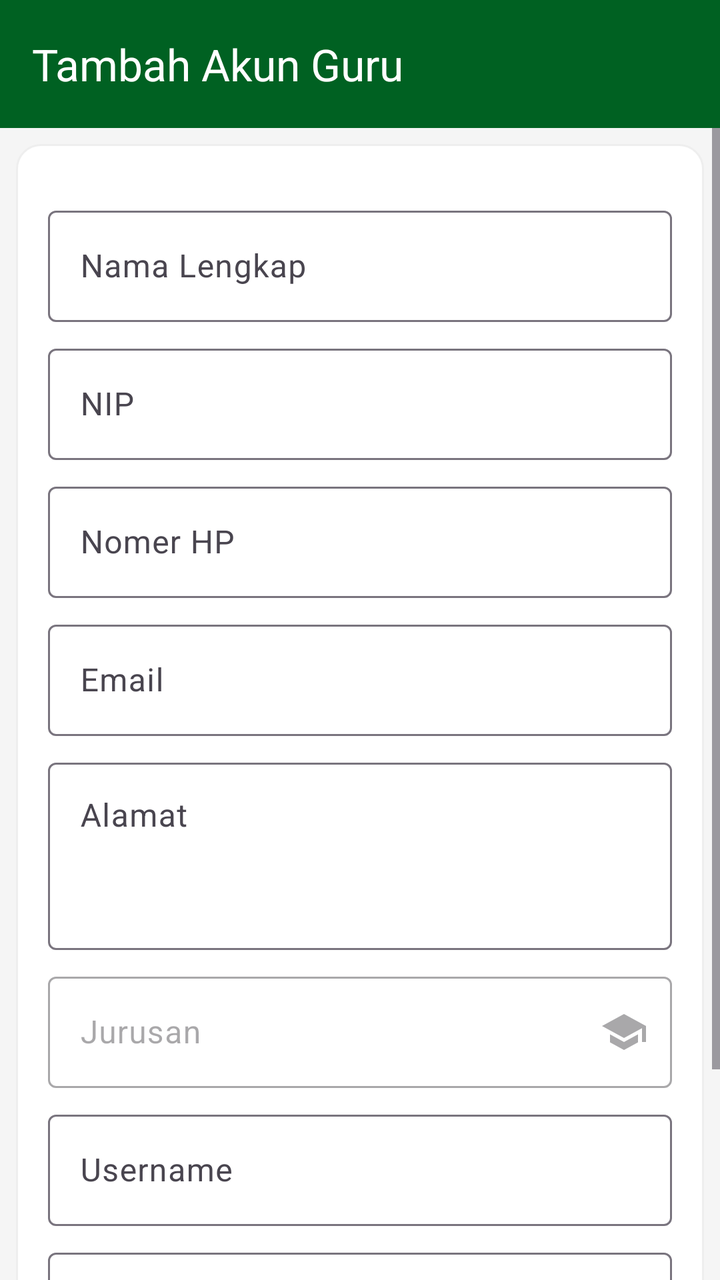
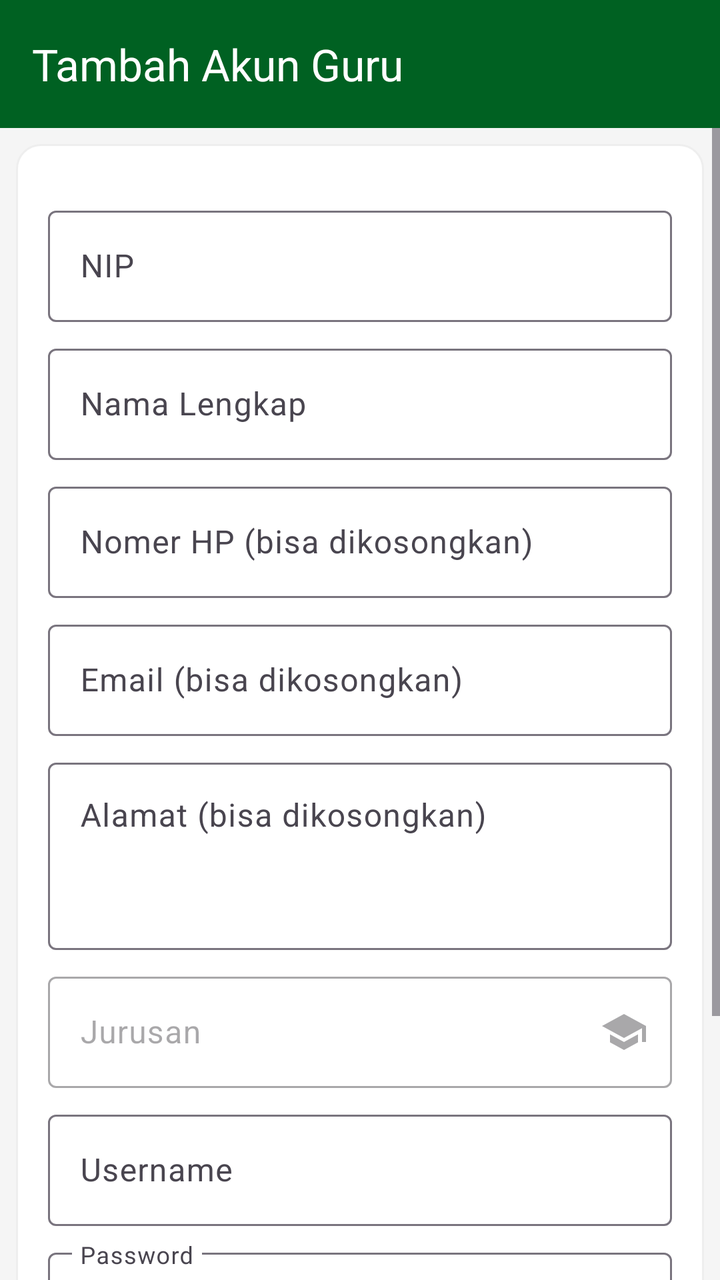

An Android layout rendered at two revisions. The XML below is the earlier revision; the diff shows what the commit changed to produce the second picture.
<!-- AndroidManifest.xml: application theme Theme.OrionAPP -->
<!-- res/layout/activity_tambah_akun_guru.xml -->
<?xml version="1.0" encoding="utf-8"?>
<FrameLayout xmlns:android="http://schemas.android.com/apk/res/android"
    xmlns:app="http://schemas.android.com/apk/res-auto"
    xmlns:tools="http://schemas.android.com/tools"
    android:id="@+id/main"
    android:layout_width="match_parent"
    android:layout_height="match_parent"
    android:background="@color/background"
    tools:context=".activity.TambahAkunGuruActivity">

    <LinearLayout
        android:layout_width="match_parent"
        android:layout_height="match_parent"
        android:orientation="vertical">

        <com.google.android.material.appbar.AppBarLayout
            android:layout_width="match_parent"
            android:layout_height="?attr/actionBarSize"
            android:background="@color/primary">

            <com.google.android.material.appbar.MaterialToolbar
                android:id="@+id/toolbar"
                android:layout_width="match_parent"
                android:layout_height="match_parent"
                android:elevation="4dp"
                android:theme="@style/ThemeOverlay.Material3.ActionBar"
                app:navigationIconTint="@color/white"
                app:title="Tambah Akun Guru"
                app:titleTextColor="@color/white" />
        </com.google.android.material.appbar.AppBarLayout>

        <ScrollView
            android:layout_width="match_parent"
            android:layout_height="wrap_content">

            <LinearLayout
                android:layout_width="match_parent"
                android:layout_height="wrap_content"
                android:orientation="vertical">

                <LinearLayout
                    android:layout_width="match_parent"
                    android:layout_height="wrap_content"
                    android:layout_marginHorizontal="8dp"
                    android:layout_marginVertical="8dp"
                    android:background="@drawable/rounded_outline"
                    android:orientation="vertical">

                    <LinearLayout
                        android:layout_width="match_parent"
                        android:layout_height="wrap_content"
                        android:layout_marginVertical="4dp"
                        android:orientation="vertical"
                        android:padding="16dp">

                        <LinearLayout
                            android:layout_width="match_parent"
                            android:layout_height="wrap_content"
                            android:layout_marginBottom="4dp"
                            android:orientation="vertical">

                            <com.google.android.material.textfield.TextInputLayout
                                android:id="@+id/til_nama"
                                android:layout_width="match_parent"
                                android:layout_height="wrap_content"
                                android:layout_marginTop="8dp">

                                <com.google.android.material.textfield.TextInputEditText
                                    android:id="@+id/et_nama"
                                    android:layout_width="match_parent"
                                    android:layout_height="wrap_content"
                                    android:maxLines="1"
                                    android:singleLine="true"
                                    android:hint="Nama Lengkap" />
                            </com.google.android.material.textfield.TextInputLayout>

                            <com.google.android.material.textfield.TextInputLayout
                                android:id="@+id/til_NIP"
                                android:layout_width="match_parent"
                                android:layout_height="wrap_content"
                                android:layout_marginTop="8dp">

                                <com.google.android.material.textfield.TextInputEditText
                                    android:id="@+id/et_NIP"
                                    android:layout_width="match_parent"
                                    android:layout_height="wrap_content"
                                    android:maxLines="1"
                                    android:singleLine="true"
                                    android:hint="NIP"
                                    android:inputType="none" />
                            </com.google.android.material.textfield.TextInputLayout>

                            <com.google.android.material.textfield.TextInputLayout
                                android:id="@+id/til_nomerHP"
                                android:layout_width="match_parent"
                                android:layout_height="wrap_content"
                                android:layout_marginTop="8dp">

                                <com.google.android.material.textfield.TextInputEditText
                                    android:id="@+id/et_nomerHP"
                                    android:layout_width="match_parent"
                                    android:layout_height="wrap_content"
                                    android:maxLines="1"
                                    android:singleLine="true"
                                    android:hint="Nomer HP" />
                            </com.google.android.material.textfield.TextInputLayout>

                            <com.google.android.material.textfield.TextInputLayout
                                android:id="@+id/til_email"
                                android:layout_width="match_parent"
                                android:layout_height="wrap_content"
                                android:layout_marginTop="8dp">

                                <com.google.android.material.textfield.TextInputEditText
                                    android:id="@+id/et_email"
                                    android:layout_width="match_parent"
                                    android:layout_height="wrap_content"
                                    android:maxLines="1"
                                    android:singleLine="true"
                                    android:hint="Email" />
                            </com.google.android.material.textfield.TextInputLayout>

                            <com.google.android.material.textfield.TextInputLayout
                                android:id="@+id/til_alamat"
                                android:layout_width="match_parent"
                                android:layout_height="wrap_content"
                                android:layout_marginTop="8dp">

                                <com.google.android.material.textfield.TextInputEditText
                                    android:id="@+id/et_alamat"
                                    android:layout_width="match_parent"
                                    android:layout_height="wrap_content"
                                    android:gravity="top|left"
                                    android:hint="Alamat"
                                    android:lines="3" />

                            </com.google.android.material.textfield.TextInputLayout>

                            <com.google.android.material.textfield.TextInputLayout
                                android:id="@+id/til_jurusan"
                                android:layout_width="match_parent"
                                android:layout_height="wrap_content"
                                android:layout_marginTop="8dp"
                                android:enabled="false"
                                app:endIconDrawable="@drawable/ic_school_24"
                                app:endIconMode="custom">

                                <com.google.android.material.textfield.TextInputEditText
                                    android:id="@+id/et_jurusan"
                                    android:layout_width="match_parent"
                                    android:layout_height="wrap_content"
                                    android:clickable="true"
                                    android:enabled="false"
                                    android:focusable="false"
                                    android:hint="Jurusan"
                                    android:inputType="none" />
                            </com.google.android.material.textfield.TextInputLayout>

                            <com.google.android.material.textfield.TextInputLayout
                                android:id="@+id/til_Username"
                                android:layout_width="match_parent"
                                android:layout_height="wrap_content"
                                android:layout_marginTop="8dp">

                                <com.google.android.material.textfield.TextInputEditText
                                    android:id="@+id/et_username"
                                    android:layout_width="match_parent"
                                    android:layout_height="wrap_content"
                                    android:maxLines="1"
                                    android:singleLine="true"
                                    android:hint="Username" />
                            </com.google.android.material.textfield.TextInputLayout>

                            <com.google.android.material.textfield.TextInputLayout
                                android:id="@+id/til_password"
                                android:layout_width="match_parent"
                                android:layout_height="wrap_content"
                                android:layout_marginTop="8dp">

                                <com.google.android.material.textfield.TextInputEditText
                                    android:id="@+id/et_password"
                                    android:layout_width="match_parent"
                                    android:layout_height="wrap_content"
                                    android:maxLines="1"
                                    android:singleLine="true"
                                    android:hint="Password" />
                            </com.google.android.material.textfield.TextInputLayout>

                        </LinearLayout>
                    </LinearLayout>
                </LinearLayout>

                <Button
                    android:id="@+id/btn_simpan"
                    style="@style/Widget.MaterialComponents.Button"
                    android:layout_width="match_parent"
                    android:layout_height="wrap_content"
                    android:layout_marginHorizontal="16dp"
                    android:backgroundTint="@color/primary"
                    android:paddingVertical="12dp"
                    android:text="Simpan"
                    android:textAllCaps="false"
                    android:textSize="14sp"
                    android:textStyle="bold" />

            </LinearLayout>
        </ScrollView>
    </LinearLayout>


</FrameLayout>
<!-- resources referenced by this layout -->
<resources>
  <color name="background">#f5f5f5</color>
  <color name="primary">#006122</color>
  <color name="white">#ffffff</color>
  <!-- drawable ic_school_24 (drawable) -->
  <vector xmlns:android="http://schemas.android.com/apk/res/android" android:height="24dp" android:tint="#000000" android:viewportHeight="24" android:viewportWidth="24" android:width="24dp">
        
      <path android:fillColor="@android:color/white" android:pathData="M5,13.18v4L12,21l7,-3.82v-4L12,17l-7,-3.82zM12,3L1,9l11,6 9,-4.91V17h2V9L12,3z"/>
      
  </vector>
  <!-- drawable rounded_outline (drawable) -->
  <?xml version="1.0" encoding="utf-8"?>
  <shape xmlns:android="http://schemas.android.com/apk/res/android">
      <corners android:radius="12dp"/>
      <stroke android:color="#eee" android:width="1dp"/>
      <solid android:color="@color/white"/>
  
  </shape>
  <color name="text">#1E1E1E</color>
  <style name="OrionButton" parent="Widget.Material3.Button">
          <item name="android:backgroundTint">@color/primary</item>
          <item name="android:textColor">@color/white</item>
          <item name="android:layout_marginHorizontal">4px</item>
          <item name="android:buttonCornerRadius" tools:targetApi="p">12dp</item>
      </style>
  <style name="OrionTextTitle" parent="Widget.Material3.TextInputLayout.OutlinedBox">
          <item name="boxStrokeColor">@color/primary</item>
          <item name="hintTextColor">@color/primary</item>
          <item name="boxBackgroundMode">outline</item>
      </style>
  <color name="highlight_primary">#C0006122</color>
  <color name="error">#D00000</color>
  <style name="SearchViewStyle.White" parent="Widget.AppCompat.SearchView">
          
          <item name="searchHintIcon">@drawable/ic_search_24</item>
          <item name="cursorColor">@color/white</item>
          <item name="submitBackground">@android:color/white</item>
          <item name="android:textColorHint">@color/white</item>
          <item name="android:textColor">@color/white</item>
          <item name="android:iconTint">@android:color/white</item>
          <item name="android:buttonTint">@android:color/white</item>
      </style>
  <!-- drawable ic_search_24 (drawable) -->
  <vector xmlns:android="http://schemas.android.com/apk/res/android" android:height="24dp" android:tint="#000000" android:viewportHeight="24" android:viewportWidth="24" android:width="24dp">
        
      <path android:fillColor="@android:color/white" android:pathData="M15.5,14h-0.79l-0.28,-0.27C15.41,12.59 16,11.11 16,9.5 16,5.91 13.09,3 9.5,3S3,5.91 3,9.5 5.91,16 9.5,16c1.61,0 3.09,-0.59 4.23,-1.57l0.27,0.28v0.79l5,4.99L20.49,19l-4.99,-5zM9.5,14C7.01,14 5,11.99 5,9.5S7.01,5 9.5,5 14,7.01 14,9.5 11.99,14 9.5,14z"/>
      
  </vector>
  <!-- unchanged entries left out for length: 1 -->
</resources>

<!-- the commit's change to res/layout/activity_tambah_akun_guru.xml (unified diff, before → after) -->
@@ -60,6 +60,22 @@
                             android:orientation="vertical">
 
                             <com.google.android.material.textfield.TextInputLayout
+                                android:id="@+id/til_nip"
+                                android:layout_width="match_parent"
+                                android:layout_height="wrap_content"
+                                android:layout_marginTop="8dp">
+
+                                <com.google.android.material.textfield.TextInputEditText
+                                    android:id="@+id/et_nip"
+                                    android:layout_width="match_parent"
+                                    android:layout_height="wrap_content"
+                                    android:hint="NIP"
+                                    android:inputType="number"
+                                    android:maxLines="1"
+                                    android:singleLine="true" />
+                            </com.google.android.material.textfield.TextInputLayout>
+
+                            <com.google.android.material.textfield.TextInputLayout
                                 android:id="@+id/til_nama"
                                 android:layout_width="match_parent"
                                 android:layout_height="wrap_content"
@@ -69,40 +85,24 @@
                                     android:id="@+id/et_nama"
                                     android:layout_width="match_parent"
                                     android:layout_height="wrap_content"
-                                    android:maxLines="1"
-                                    android:singleLine="true"
-                                    android:hint="Nama Lengkap" />
-                            </com.google.android.material.textfield.TextInputLayout>
-
-                            <com.google.android.material.textfield.TextInputLayout
-                                android:id="@+id/til_NIP"
-                                android:layout_width="match_parent"
-                                android:layout_height="wrap_content"
-                                android:layout_marginTop="8dp">
-
-                                <com.google.android.material.textfield.TextInputEditText
-                                    android:id="@+id/et_NIP"
-                                    android:layout_width="match_parent"
-                                    android:layout_height="wrap_content"
-                                    android:maxLines="1"
-                                    android:singleLine="true"
-                                    android:hint="NIP"
-                                    android:inputType="none" />
-                            </com.google.android.material.textfield.TextInputLayout>
-
-                            <com.google.android.material.textfield.TextInputLayout
-                                android:id="@+id/til_nomerHP"
-                                android:layout_width="match_parent"
-                                android:layout_height="wrap_content"
-                                android:layout_marginTop="8dp">
-
-                                <com.google.android.material.textfield.TextInputEditText
-                                    android:id="@+id/et_nomerHP"
-                                    android:layout_width="match_parent"
-                                    android:layout_height="wrap_content"
-                                    android:maxLines="1"
-                                    android:singleLine="true"
-                                    android:hint="Nomer HP" />
+                                    android:hint="Nama Lengkap"
+                                    android:maxLines="1"
+                                    android:singleLine="true" />
+                            </com.google.android.material.textfield.TextInputLayout>
+
+                            <com.google.android.material.textfield.TextInputLayout
+                                android:id="@+id/til_nomorHp"
+                                android:layout_width="match_parent"
+                                android:layout_height="wrap_content"
+                                android:layout_marginTop="8dp">
+
+                                <com.google.android.material.textfield.TextInputEditText
+                                    android:id="@+id/et_nomorHp"
+                                    android:layout_width="match_parent"
+                                    android:layout_height="wrap_content"
+                                    android:hint="Nomer HP (bisa dikosongkan)"
+                                    android:maxLines="1"
+                                    android:singleLine="true" />
                             </com.google.android.material.textfield.TextInputLayout>
 
                             <com.google.android.material.textfield.TextInputLayout
@@ -115,9 +115,9 @@
                                     android:id="@+id/et_email"
                                     android:layout_width="match_parent"
                                     android:layout_height="wrap_content"
-                                    android:maxLines="1"
-                                    android:singleLine="true"
-                                    android:hint="Email" />
+                                    android:hint="Email (bisa dikosongkan)"
+                                    android:maxLines="1"
+                                    android:singleLine="true" />
                             </com.google.android.material.textfield.TextInputLayout>
 
                             <com.google.android.material.textfield.TextInputLayout
@@ -131,7 +131,7 @@
                                     android:layout_width="match_parent"
                                     android:layout_height="wrap_content"
                                     android:gravity="top|left"
-                                    android:hint="Alamat"
+                                    android:hint="Alamat (bisa dikosongkan)"
                                     android:lines="3" />
 
                             </com.google.android.material.textfield.TextInputLayout>
@@ -157,7 +157,7 @@
                             </com.google.android.material.textfield.TextInputLayout>
 
                             <com.google.android.material.textfield.TextInputLayout
-                                android:id="@+id/til_Username"
+                                android:id="@+id/til_username"
                                 android:layout_width="match_parent"
                                 android:layout_height="wrap_content"
                                 android:layout_marginTop="8dp">
@@ -166,24 +166,27 @@
                                     android:id="@+id/et_username"
                                     android:layout_width="match_parent"
                                     android:layout_height="wrap_content"
+                                    android:hint="Username"
+                                    android:maxLines="1"
+                                    android:singleLine="true" />
+                            </com.google.android.material.textfield.TextInputLayout>
+
+                            <com.google.android.material.textfield.TextInputLayout
+                                android:id="@+id/til_password"
+                                android:layout_width="match_parent"
+                                android:layout_height="wrap_content"
+                                android:layout_marginTop="8dp"
+                                app:helperText="Password sementara, bisa diganti ketika user login ke akun.">
+
+                                <com.google.android.material.textfield.TextInputEditText
+                                    android:id="@+id/et_password"
+                                    android:layout_width="match_parent"
+                                    android:layout_height="wrap_content"
+                                    android:editable="false"
+                                    android:hint="Password"
                                     android:maxLines="1"
                                     android:singleLine="true"
-                                    android:hint="Username" />
-                            </com.google.android.material.textfield.TextInputLayout>
-
-                            <com.google.android.material.textfield.TextInputLayout
-                                android:id="@+id/til_password"
-                                android:layout_width="match_parent"
-                                android:layout_height="wrap_content"
-                                android:layout_marginTop="8dp">
-
-                                <com.google.android.material.textfield.TextInputEditText
-                                    android:id="@+id/et_password"
-                                    android:layout_width="match_parent"
-                                    android:layout_height="wrap_content"
-                                    android:maxLines="1"
-                                    android:singleLine="true"
-                                    android:hint="Password" />
+                                    android:text="12345678" />
                             </com.google.android.material.textfield.TextInputLayout>
 
                         </LinearLayout>
@@ -196,6 +199,7 @@
                     android:layout_width="match_parent"
                     android:layout_height="wrap_content"
                     android:layout_marginHorizontal="16dp"
+                    android:layout_marginBottom="8dp"
                     android:backgroundTint="@color/primary"
                     android:paddingVertical="12dp"
                     android:text="Simpan"
